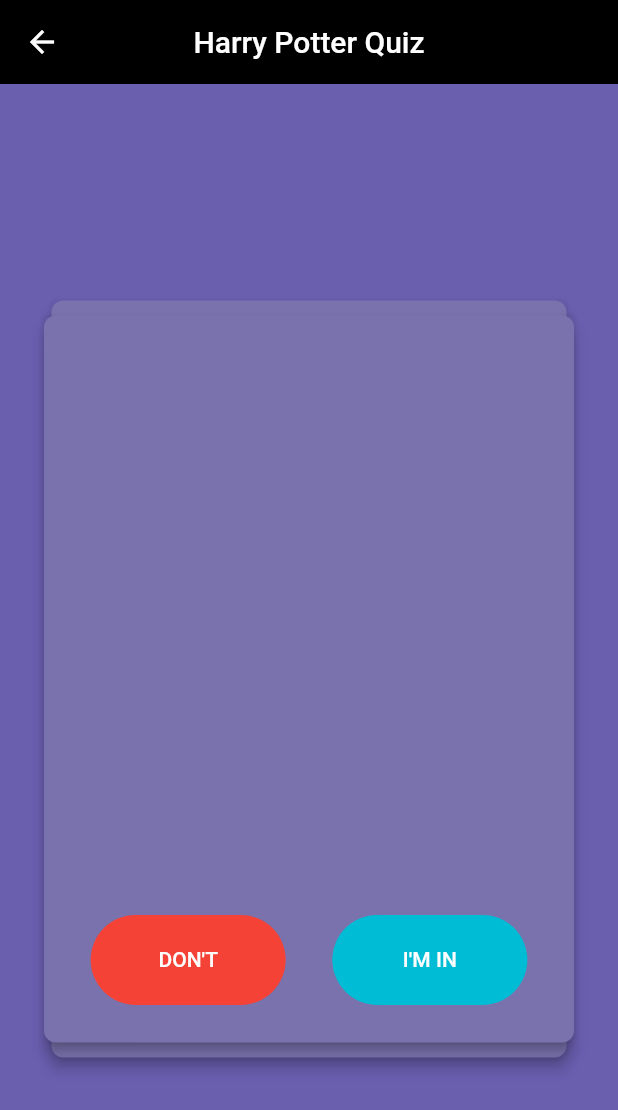
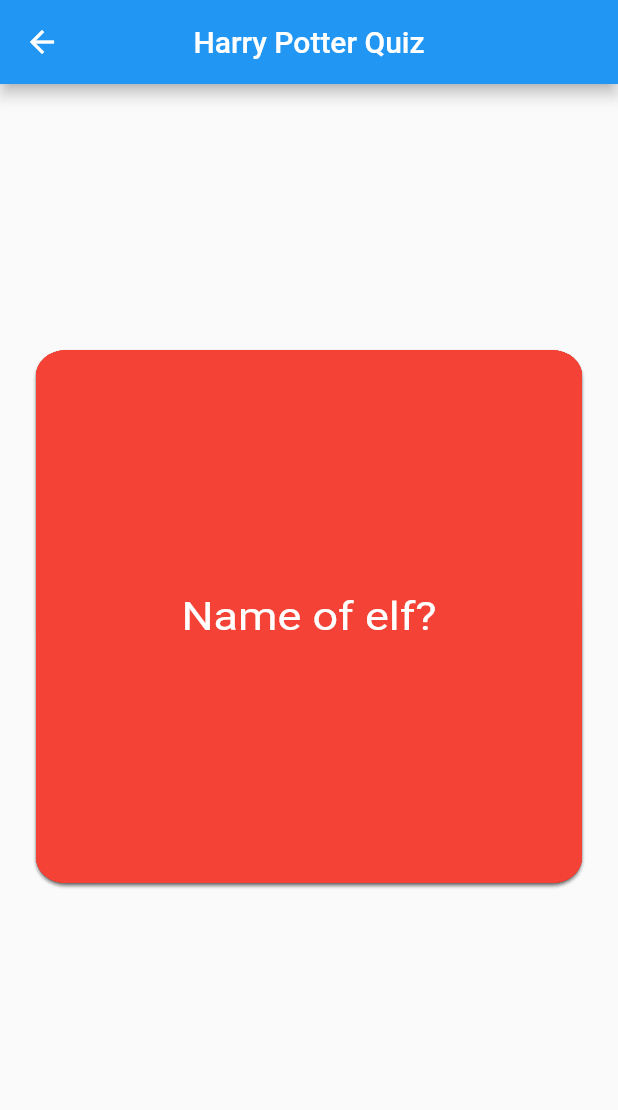
Before and after one commit to Aprisyta/QuizCardsFlutter, a Flutter app: the DeckOfCardsScreen screen opened directly with sample values from the repository, on a phone screen of 412 x 824 dp. Shown: the top 1110 px of the screen. Run offline on Flutter 3.47's test engine with Material 2 defaults, Android fonts, the phone set to English and light mode, and no system bars.

Commit message:
Animation for Quiz

```diff
--- /dev/null
+++ b/lib/cardTypes/activeQuizCard.dart
@@ -0,0 +1,55 @@
+import 'dart:math';
+import '../model/card.dart';
+import 'package:flutter/material.dart';
+
+Positioned activeQuizCard (
+    QuizCard card,
+    BuildContext context,
+    int index,
+    Function dismissCard,
+    ) {
+  Size screenSize = MediaQuery.of(context).size;
+  return new Positioned(
+    child: new Dismissible(
+      key: Key(index.toString()),
+      onDismissed: (DismissDirection direction) {
+        dismissCard();
+      },
+      child: Transform(
+        child: Hero(
+          tag: index.toString(),
+          child: GestureDetector(
+            onTap: () {
+            //  flip card
+            },
+            child: new Card(
+              color: Colors.red,
+              shape: OutlineInputBorder(
+                  borderRadius: BorderRadius.all(
+                    Radius.circular(20.0),
+                  ),
+                  borderSide: BorderSide(
+                    color: Colors.red,
+                  )
+              ),
+              child: new Container(
+                height: screenSize.height/2.0,
+                alignment: Alignment.center,
+                child: Text(
+                  "${card.question}",
+                  style: TextStyle(
+                    fontSize: 30.0,
+                    color: Colors.white,
+                  ),
+                  textAlign: TextAlign.center,
+                  softWrap: true,
+                ),
+              ),
+            ),
+          ),
+        ),
+        transform: Matrix4.rotationX(100.0),
+      ),
+    ),
+  );
+}
--- a/lib/cardTypes/backgroundCard.dart
+++ b/lib/cardTypes/backgroundCard.dart
@@ -11,7 +11,6 @@ Positioned backgroundCard(
     double skew,
     BuildContext context) {
   Size screenSize = MediaQuery.of(context).size;
-  print(card.question);
   return new Positioned(
     bottom: 100.0 + bottom,
     child: new Card(
@@ -32,8 +31,9 @@ Positioned backgroundCard(
               height: screenSize.height / 2.2,
               decoration: new BoxDecoration(
                 borderRadius: new BorderRadius.only(
-                    topLeft: new Radius.circular(8.0),
-                    topRight: new Radius.circular(8.0)),
+                  topLeft: new Radius.circular(8.0),
+                  topRight: new Radius.circular(8.0)
+                ),
               ),
             ),
             new Container(
--- a/lib/cards_view.dart
+++ b/lib/cards_view.dart
@@ -1,8 +1,8 @@
 import 'package:flutter/material.dart';
 import './model/deck.dart';
 import './model/card.dart';
-import './cardTypes/activeCard.dart';
-import './cardTypes/backgroundCard.dart';
+import './cardTypes/activeQuizCard.dart';
+import './cardTypes/inactiveQuizCard.dart';
 import 'package:flutter/scheduler.dart' show timeDilation;
 import 'dart:async';
 
@@ -18,173 +18,313 @@ class DeckOfCardsScreen extends StatefulWidget {
 
 class DeckOfCardsScreenState extends State<DeckOfCardsScreen> with TickerProviderStateMixin {
 
-  AnimationController _buttonController;
-  Animation<double> rotate;
+  Deck deck;
+
+  AnimationController controller;
   Animation<double> right;
-  Animation<double> bottom;
-  Animation<double> width;
-  int index = 0;
-  int flag = 0;
-  List<QuizCard> cards;
+  CurvedAnimation curvedAnimation;
 
-  List selectedData = [];
   void initState() {
     super.initState();
 
-    cards = widget.deck.cards;
+    deck = new Deck(
+      deckTitle: widget.deck.deckTitle,
+      cards: widget.deck.cards,
+    );
 
-    _buttonController = new AnimationController(
-        duration: new Duration(milliseconds: 1000), vsync: this);
+    controller = new AnimationController(
+      vsync: this,
+      duration: Duration(milliseconds: 1000)
+    );
 
-    rotate = new Tween<double>(
-      begin: -0.0,
-      end: -40.0,
-    ).animate(
-      new CurvedAnimation(
-        parent: _buttonController,
+    curvedAnimation = CurvedAnimation(
+        parent: controller,
         curve: Curves.ease,
-      ),
     );
-    rotate.addListener(() {
-      setState(() {
-        if (rotate.isCompleted) {
-          setState(() {
-            index++;
-          });
-          _buttonController.reset();
-        }
-      });
-    });
 
-    right = new Tween<double>(
+    right = new Tween(
       begin: 0.0,
       end: 400.0,
-    ).animate(
-      new CurvedAnimation(
-        parent: _buttonController,
-        curve: Curves.ease,
-      ),
-    );
-    bottom = new Tween<double>(
-      begin: 15.0,
-      end: 100.0,
-    ).animate(
-      new CurvedAnimation(
-        parent: _buttonController,
-        curve: Curves.ease,
-      ),
-    );
-    width = new Tween<double>(
-      begin: 20.0,
-      end: 25.0,
-    ).animate(
-      new CurvedAnimation(
-        parent: _buttonController,
-        curve: Curves.bounceOut,
-      ),
-    );
+    ).animate(curvedAnimation);
   }
 
   @override
   void dispose() {
-    _buttonController.dispose();
+    controller.dispose();
     super.dispose();
   }
 
   Future<Null> _swipeAnimation() async {
     try {
-      await _buttonController.forward();
+      await controller.forward();
     } on TickerCanceled {}
   }
 
-  dismissCard(QuizCard card) {
+  dismissCard() {
     setState(() {
-      index = index + 1;
+      deck.cards.removeLast();
     });
   }
 
-  addImg(QuizCard card) {
-    setState(() {
-
-    });
-  }
-
-
   swipeRight() {
-    print("Hi");
-    if (flag == 0)
-    setState(() {
-      flag = 1;
-    });
-    _swipeAnimation();
-  }
-
-  swipeLeft() {
-    if (flag == 1)
-      setState(() {
-        flag = 0;
-      });
+    print("Card right");
     _swipeAnimation();
   }
 
   @override
   Widget build(BuildContext context) {
-    Deck deck = widget.deck;
-    int dataLength = deck.cards.length;
-
-    timeDilation = 0.4;
-
-    double initialBottom = 15.0;
-    double backCardPosition = initialBottom + (dataLength - 1) * 10 + 10;
-    double backCardWidth = -10.0;
-    return (new Scaffold(
+    print(deck.cards.length);
+    return new Scaffold(
       appBar: new AppBar(
         automaticallyImplyLeading: true,
-          backgroundColor: Colors.black,
-          elevation: 0.0,
+        title: new Text("${deck.deckTitle}"),
         centerTitle: true,
-          title: new Text("${deck.deckTitle}"),
       ),
-        body: new Container(
-          color: new Color.fromRGBO(106, 94, 175, 1.0),
+      body: Column(
+        mainAxisAlignment: MainAxisAlignment.spaceEvenly,
+        children: <Widget>[
+          new Container (
             alignment: Alignment.center,
-          child: dataLength > 0
-              ? new Stack(
-              alignment: AlignmentDirectional.center,
-              children: cards.map((card) {
-                if (cards.indexOf(card) == index) {
-                  print(card.question);
-                  return activeCard(
+            margin: EdgeInsets.all(20.0),
+            child: _renderCards(),
+//          new Container(
+//            alignment: Alignment.center,
+//            child: new Row(
+//              mainAxisAlignment: MainAxisAlignment.spaceEvenly,
+//              children: <Widget>[
+//                _renderFlatButton("Incorrect"),
+//                _renderFlatButton("Correct")
+//              ],
+//            ),
+//      )
+          )
+        ],
+      ),
+    );
+  }
+
+  _cardDeck(List<QuizCard> cards) {
+    int index = cards.length - 1;
+    return deck.cards.map((card) {
+      return activeQuizCard (
         card,
-                      bottom.value,
-                      right.value,
-                      0.0,
-                      backCardWidth + 10,
-                      rotate.value,
-                      rotate.value < -10 ? 0.1 : 0.0,
         context,
+        index--,
         dismissCard,
-                      flag,
-                      swipeRight,
-                      swipeLeft
       );
-                } else {
-                  backCardPosition = backCardPosition - 10;
-                  backCardWidth = backCardWidth + 10;
+    }).toList();
+  }
 
-                  return backgroundCard(
-                      card,
-                      backCardPosition,
-                      0.0,
-                      0.0,
-                      backCardWidth,
-                      0.0,
-                      0.0,
-                      context);
+  _renderCards() {
+    return deck.cards.length != 0
+        ? new Stack (
+            alignment: Alignment.center,
+            children: _cardDeck(deck.cards),
+          )
+        : new Container(
+            child: Text (
+              "You are all caught up.",
+              style: TextStyle (
+                fontSize: 30.0,
+                color: Colors.red,
+              ),
+            )
+           );
   }
-              }).toList())
-              : new Text("Score",
-              style: new TextStyle(color: Colors.white, fontSize: 50.0)),
-        )));
+
+  _renderFlatButton(String buttonText) {
+    return FlatButton(
+      onPressed: () {
+        swipeRight();
+      },
+      color: buttonText == "Correct" ? Colors.green : Colors.red,
+      child: Text(
+        "$buttonText",
+        style: TextStyle(
+          fontSize: 20.0,
+          color: Colors.white,
+        ),
+      ),
+      shape: RoundedRectangleBorder(
+        borderRadius: BorderRadius.all(Radius.circular(10.0)),
+      ),
+      padding: EdgeInsets.symmetric(
+          vertical: 10.0,
+          horizontal: 30.0
+      ),
+    );
   }
+
 }
+
+
+
+//  AnimationController _buttonController;
+//  Animation<double> rotate;
+//  Animation<double> right;
+//  Animation<double> bottom;
+//  Animation<double> width;
+//  int index = 0;
+//  int flag = 0;
+//
+//  List selectedData = [];
+//  void initState() {
+//    super.initState();
+//
+//    cards = widget.deck.cards;
+//
+//    _buttonController = new AnimationController(
+//        duration: new Duration(milliseconds: 1000), vsync: this);
+//
+//    rotate = new Tween<double>(
+//      begin: -0.0,
+//      end: -40.0,
+//    ).animate(
+//      new CurvedAnimation(
+//        parent: _buttonController,
+//        curve: Curves.ease,
+//      ),
+//    );
+//    rotate.addListener(() {
+//      setState(() {
+//        if (rotate.isCompleted) {
+//          setState(() {
+//            index++;
+//          });
+//          _buttonController.reset();
+//        }
+//      });
+//    });
+//
+//    right = new Tween<double>(
+//      begin: 0.0,
+//      end: 400.0,
+//    ).animate(
+//      new CurvedAnimation(
+//        parent: _buttonController,
+//        curve: Curves.ease,
+//      ),
+//    );
+//    bottom = new Tween<double>(
+//      begin: 15.0,
+//      end: 100.0,
+//    ).animate(
+//      new CurvedAnimation(
+//        parent: _buttonController,
+//        curve: Curves.ease,
+//      ),
+//    );
+//    width = new Tween<double>(
+//      begin: 20.0,
+//      end: 25.0,
+//    ).animate(
+//      new CurvedAnimation(
+//        parent: _buttonController,
+//        curve: Curves.bounceOut,
+//      ),
+//    );
+//  }
+//
+//  @override
+//  void dispose() {
+//    _buttonController.dispose();
+//    super.dispose();
+//  }
+//
+//  Future<Null> _swipeAnimation() async {
+//    try {
+//      await _buttonController.forward();
+//    } on TickerCanceled {}
+//  }
+//
+//  dismissCard(QuizCard card) {
+//    setState(() {
+//      index = index + 1;
+//    });
+//  }
+//
+//  addImg(QuizCard card) {
+//    setState(() {
+//
+//    });
+//  }
+//
+//
+//  swipeRight() {
+//    print("Hi");
+//    if (flag == 0)
+//    setState(() {
+//      flag = 1;
+//    });
+//    _swipeAnimation();
+//  }
+//
+//  swipeLeft() {
+//    if (flag == 1)
+//      setState(() {
+//        flag = 0;
+//      });
+//    _swipeAnimation();
+//  }
+//
+//  @override
+//  Widget build(BuildContext context) {
+//    Deck deck = widget.deck;
+//    int dataLength = deck.cards.length;
+//
+//    timeDilation = 0.4;
+//
+//    double initialBottom = 15.0;
+//    double backCardPosition = initialBottom + (dataLength - 1) * 10 + 10;
+//    double backCardWidth = -10.0;
+//    return (new Scaffold(
+//        appBar: new AppBar(
+//          automaticallyImplyLeading: true,
+//          backgroundColor: Colors.black,
+//          elevation: 0.0,
+//          centerTitle: true,
+//          title: new Text("${deck.deckTitle}"),
+//        ),
+//        body: new Container(
+//          color: new Color.fromRGBO(106, 94, 175, 1.0),
+//          alignment: Alignment.center,
+//          child: dataLength > 0
+//              ? new Stack(
+//              alignment: AlignmentDirectional.center,
+//              children: cards.map((card) {
+//                if (cards.indexOf(card) == index) {
+//                  print(card.question);
+//                  return activeCard(
+//                      card,
+//                      bottom.value,
+//                      right.value,
+//                      0.0,
+//                      backCardWidth + 10,
+//                      rotate.value,
+//                      rotate.value < -10 ? 0.1 : 0.0,
+//                      context,
+//                      dismissCard,
+//                      flag,
+//                      swipeRight,
+//                      swipeLeft
+//                  );
+//                } else {
+//                  backCardPosition = backCardPosition - 10;
+//                  backCardWidth = backCardWidth + 10;
+//
+//                  return backgroundCard(
+//                      card,
+//                      backCardPosition,
+//                      0.0,
+//                      0.0,
+//                      backCardWidth,
+//                      0.0,
+//                      0.0,
+//                      context);
+//                }
+//              }).toList())
+//              : new Text("Score",
+//              style: new TextStyle(color: Colors.white, fontSize: 50.0)),
+//        )));
+//  }
+//}
--- a/lib/decks_view.dart
+++ b/lib/decks_view.dart
@@ -21,6 +21,7 @@ class _DecksScreenState extends State<DecksScreen> {
   void didUpdateWidget(DecksScreen oldWidget) {
     super.didUpdateWidget(oldWidget);
   }
+
   @override
   Widget build(BuildContext context) {
     return new ListView.builder(
```
Also changed, not shown: lib/cardTypes/inactiveQuizCard.dart (added, +36 -0 lines). Lines whose indentation alone changed are shown as unchanged.
